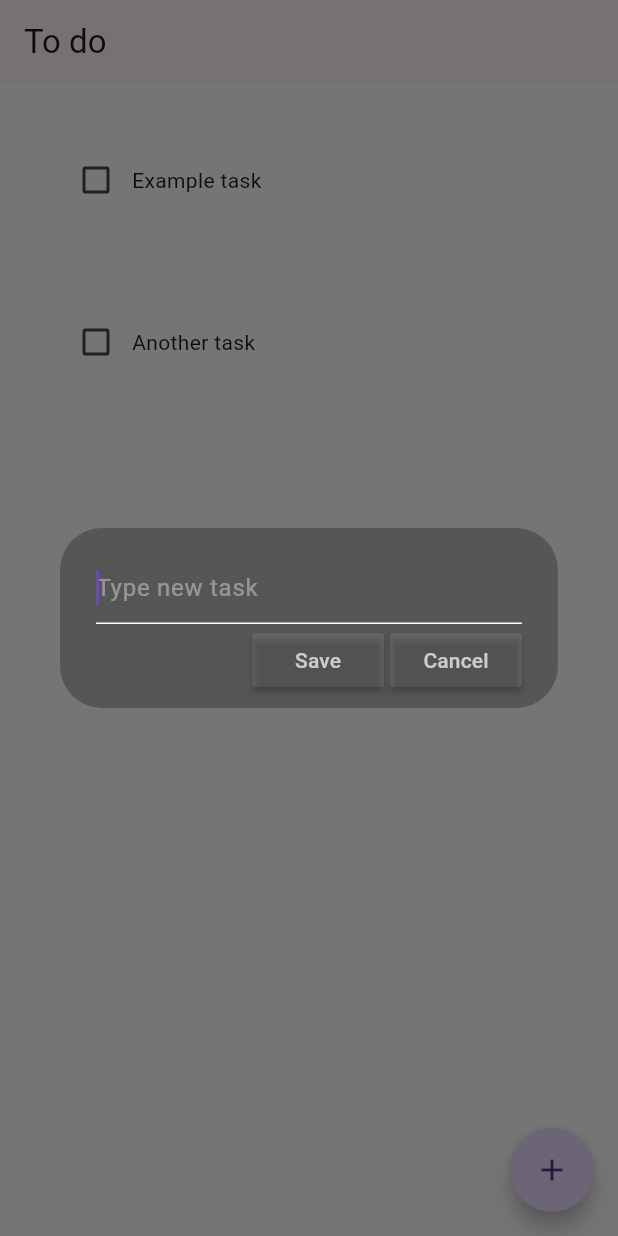
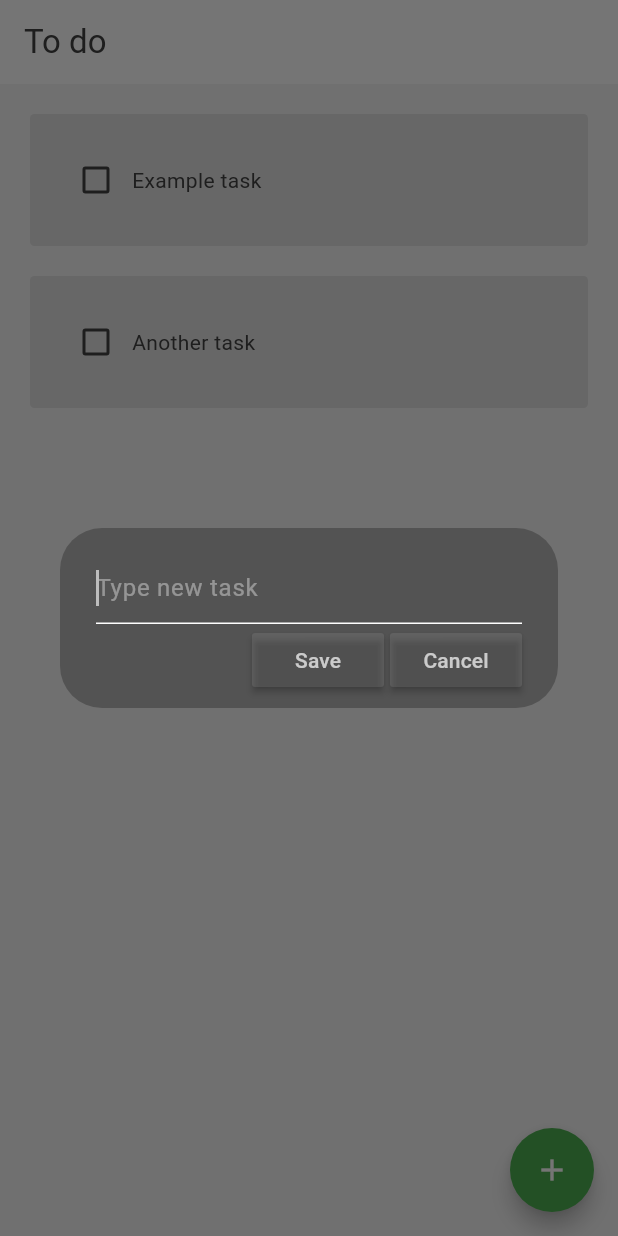
Before and after one commit to pioterl/todolist, a Flutter app: the screen it shows after launch, after a tap on the "add" icon, on a phone screen of 412 x 824 dp. Run offline on Flutter 3.47's test engine with Material 3 defaults, Android fonts, the phone set to English and light mode, and no system bars; drawn by our look-alikes of flutter_slidable; our stand-ins replace hive_flutter; accounts and stored records are empty.

Commit message:
now app can change theme (light/dark) depends on system settings

```diff
--- a/lib/main.dart
+++ b/lib/main.dart
@@ -16,7 +16,24 @@ class MyApp extends StatelessWidget {
   Widget build(BuildContext context) {
     return MaterialApp(
         debugShowCheckedModeBanner: false,
-        darkTheme: ThemeData(brightness: Brightness.dark),
+        theme: ThemeData(
+          brightness: Brightness.light,
+          colorScheme: ColorScheme.light(
+            onSurface: Colors.grey.shade100,
+            primary: Colors.grey.shade400,
+            secondary: Colors.grey.shade300,
+            tertiary: Colors.grey.shade800,
+          ),
+        ),
+        darkTheme: ThemeData(
+          brightness: Brightness.dark,
+          colorScheme: ColorScheme.dark(
+            onSurface: Colors.grey.shade900,
+            primary: Colors.grey.shade500,
+            secondary: Colors.grey.shade800,
+            tertiary: Colors.grey.shade200,
+          ),
+        ),
         home: const HomePage());
   }
 }
--- a/lib/pages/home_page.dart
+++ b/lib/pages/home_page.dart
@@ -59,12 +59,20 @@ class _HomePageState extends State<HomePage> {
   @override
   Widget build(BuildContext context) {
     return Scaffold(
-      backgroundColor: Colors.white12,
-      appBar: AppBar(title: Text("To do")),
+      backgroundColor: Theme.of(context).colorScheme.onSurface,
+      appBar: AppBar(
+        title: Text(
+          "To do",
+          style: TextStyle(color: Theme.of(context).colorScheme.tertiary),
+        ),
+      ),
       floatingActionButton: FloatingActionButton(
+        backgroundColor: Colors.green,
         onPressed: createNewTask,
-        shape: CircleBorder(),
-        child: Icon(Icons.add),
+        shape: const CircleBorder(),
+        child: const Icon(
+          Icons.add,
+        ),
       ),
       body: ListView.builder(
         itemBuilder: (context, index) {
--- a/lib/util/todo_tile.dart
+++ b/lib/util/todo_tile.dart
@@ -25,7 +25,7 @@ class ToDoTile extends StatelessWidget {
             SlidableAction(
               onPressed: delete,
               icon: Icons.delete,
-              backgroundColor: Colors.redAccent,
+              backgroundColor: Colors.red.shade200,
               borderRadius: BorderRadius.circular(3),
             )
           ],
@@ -33,20 +33,25 @@ class ToDoTile extends StatelessWidget {
         child: Container(
           padding: const EdgeInsets.all(20),
           decoration: BoxDecoration(
-              color: Colors.white12, borderRadius: BorderRadius.circular(3)),
+              color: Theme.of(context).colorScheme.secondary,
+              borderRadius: BorderRadius.circular(3)),
           child: Row(
             children: [
               Checkbox(
                 value: taskCompleted,
                 onChanged: onChanged,
-                activeColor: Colors.white70,
+                activeColor: Theme.of(context).colorScheme.secondary,
+                checkColor: Theme.of(context).colorScheme.primary,
+                side: BorderSide(
+                    color: Theme.of(context).colorScheme.tertiary, width: 2),
               ),
               Text(
                 taskName,
                 style: TextStyle(
-                    decoration: taskCompleted
-                        ? TextDecoration.lineThrough
-                        : TextDecoration.none),
+                  color: taskCompleted
+                      ? Theme.of(context).colorScheme.primary
+                      : Theme.of(context).colorScheme.tertiary,
+                ),
               ),
             ],
           ),
```
Also changed, not shown: lib/util/dialog_box.dart (+5 -4 lines).
